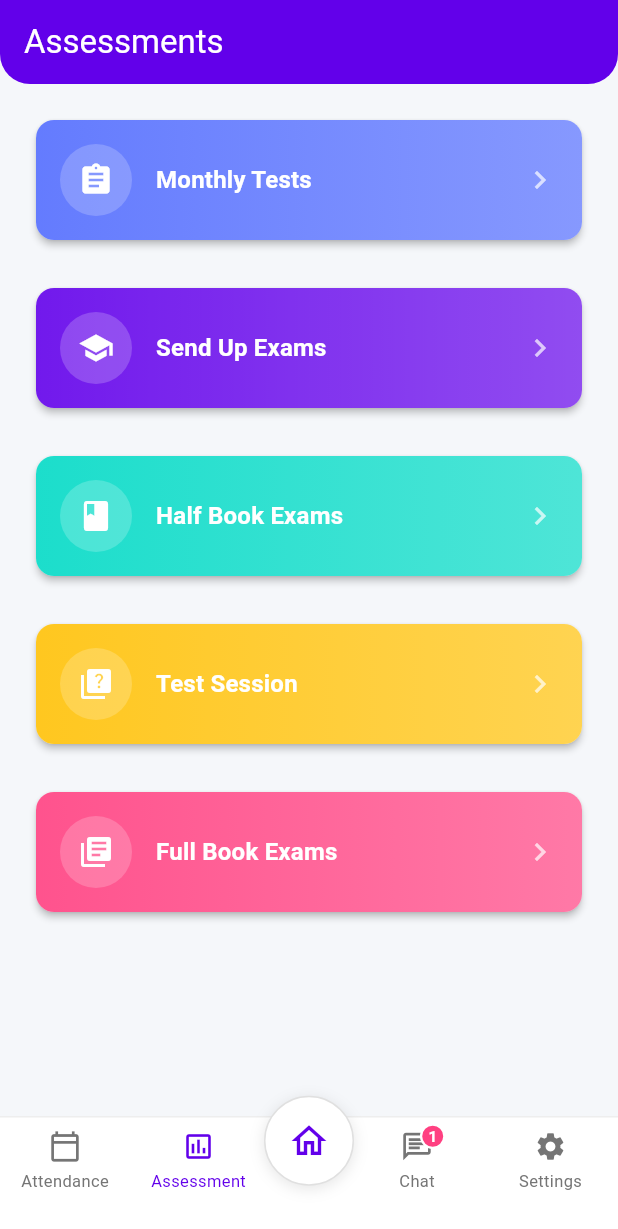
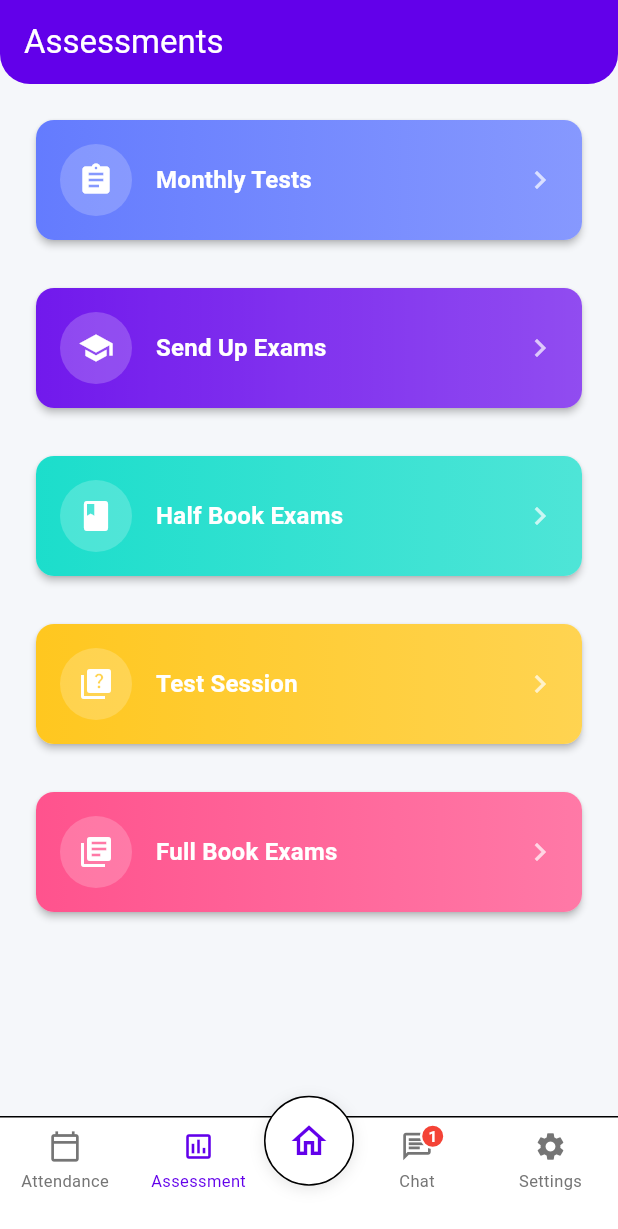
Before and after one commit to shariq-shoaib/Student-Dashbord, a Flutter app: the screen it shows after launch, item 2 of the bottom bar chosen, on a phone screen of 412 x 824 dp. Shown: the top 1229 px of the screen. Run offline on Flutter 3.47's test engine with Material 3 defaults, Android fonts, the phone set to English and light mode, and no system bars; network calls fail.

Commit message:
after doing alot of changes in different files light and dark mode done

```diff
--- a/lib/main.dart
+++ b/lib/main.dart
@@ -1,20 +1,25 @@
 import 'package:flutter/material.dart';
+import 'package:provider/provider.dart';
 import 'screens/home_screen.dart';
-import 'utils/theme.dart';
+import 'providers/theme_provider.dart';
 
 void main() {
-  runApp(const LGCApp());
+  runApp(
+    ChangeNotifierProvider(
+      create: (context) => ThemeProvider(),
+      child: const MyApp(),
+    ),
+  );
 }
 
-class LGCApp extends StatelessWidget {
-  const LGCApp({super.key});
+class MyApp extends StatelessWidget {
+  const MyApp({super.key});
 
   @override
   Widget build(BuildContext context) {
     return MaterialApp(
-      title: 'Township Girls Campus',
-      debugShowCheckedModeBanner: false,
-      theme: colorfulTheme,
+      title: 'LGC App',
+      theme: Provider.of<ThemeProvider>(context).currentTheme,
       home: const HomeScreen(),
     );
   }
--- /dev/null
+++ b/lib/providers/theme_provider.dart
@@ -0,0 +1,17 @@
+// lib/providers/theme_provider.dart
+import 'package:flutter/material.dart';
+import '../utils/theme.dart';
+
+class ThemeProvider with ChangeNotifier {
+  bool _isDarkMode = false;
+
+  bool get isDarkMode => _isDarkMode;
+
+  ThemeData get currentTheme =>
+      _isDarkMode ? AppTheme.darkTheme : AppTheme.lightTheme;
+
+  void toggleTheme() {
+    _isDarkMode = !_isDarkMode;
+    notifyListeners();
+  }
+}
--- a/lib/screens/chat_rooms_screen.dart
+++ b/lib/screens/chat_rooms_screen.dart
@@ -89,6 +89,7 @@ class _ChatRoomsScreenState extends State<ChatRoomsScreen> {
   Widget _buildGeneralChatCard(BuildContext context) {
     final generalRoom = chatRooms.firstWhere((room) => room['isGeneral']);
     return AppDesignSystem.card(
+      context: context,
       onTap: () => _navigateToChatScreen(context, generalRoom),
       child: Row(
         children: [
@@ -149,6 +150,7 @@ class _ChatRoomsScreenState extends State<ChatRoomsScreen> {
     return Padding(
       padding: const EdgeInsets.symmetric(vertical: 8),
       child: AppDesignSystem.card(
+        context: context,
         onTap: () => _navigateToChatScreen(context, room),
         child: Row(
           children: [
--- a/lib/screens/syllabus_screen.dart
+++ b/lib/screens/syllabus_screen.dart
@@ -96,6 +96,7 @@ class SyllabusScreen extends StatelessWidget {
 
   Widget _buildSubjectCard(BuildContext context, Subject subject) {
     return AppDesignSystem.card(
+      context: context,
       onTap: () => _openPdfViewer(context, subject),
       child: Column(
         mainAxisAlignment: MainAxisAlignment.center,
--- a/lib/utils/app_design_system.dart
+++ b/lib/utils/app_design_system.dart
@@ -1,8 +1,8 @@
-// lib/utils/app_design_system.dart
 import 'package:flutter/material.dart';
-import 'theme.dart';
+import 'package:provider/provider.dart';
 import 'badge_helper.dart';
 import '../services/notification_service.dart';
+import '../providers/theme_provider.dart';
 
 class AppDesignSystem {
   // App-wide padding constants
@@ -35,8 +35,8 @@ class AppDesignSystem {
   }) {
     return AppBar(
       title: Text(title),
-      backgroundColor: AppColors.primary,
-      foregroundColor: Colors.white,
+      backgroundColor: Theme.of(context).colorScheme.primary,
+      foregroundColor: Theme.of(context).colorScheme.onPrimary,
       elevation: 0,
       shape: const RoundedRectangleBorder(
         borderRadius: BorderRadius.vertical(bottom: Radius.circular(20)),
@@ -46,10 +46,15 @@ class AppDesignSystem {
   }
 
   // Card Style
-  static Card card({required Widget child, VoidCallback? onTap}) {
+  static Card card({
+    required BuildContext context,
+    required Widget child,
+    VoidCallback? onTap,
+  }) {
     return Card(
       elevation: 2,
       shape: RoundedRectangleBorder(borderRadius: defaultBorderRadius),
+      color: Theme.of(context).cardTheme.color,
       child: InkWell(
         borderRadius: defaultBorderRadius,
         onTap: onTap,
@@ -59,12 +64,15 @@ class AppDesignSystem {
   }
 
   // Gradient Background
-  static BoxDecoration gradientBackground() {
+  static BoxDecoration gradientBackground(BuildContext context) {
     return BoxDecoration(
       gradient: LinearGradient(
         begin: Alignment.topCenter,
         end: Alignment.bottomCenter,
-        colors: [AppColors.primary.withOpacity(0.1), AppColors.background],
+        colors: [
+          Theme.of(context).colorScheme.primary.withOpacity(0.1),
+          Theme.of(context).colorScheme.background,
+        ],
       ),
     );
   }
@@ -83,17 +91,16 @@ class AppDesignSystem {
         children: [
           Text(
             title,
-            style: Theme.of(context).textTheme.headlineSmall?.copyWith(
-              color: AppColors.primaryDark,
-              fontWeight: FontWeight.bold,
-            ),
+            style: Theme.of(
+              context,
+            ).textTheme.headlineSmall?.copyWith(fontWeight: FontWeight.bold),
           ),
           if (actionText != null)
             TextButton(
               onPressed: onAction,
               child: Text(
                 actionText,
-                style: TextStyle(color: AppColors.primary),
+                style: TextStyle(color: Theme.of(context).colorScheme.primary),
               ),
             ),
         ],
@@ -103,6 +110,7 @@ class AppDesignSystem {
 
   // Stat Card
   static Widget statCard({
+    required BuildContext context,
     required IconData icon,
     required String value,
     required String label,
@@ -114,7 +122,10 @@ class AppDesignSystem {
       child: Container(
         decoration: BoxDecoration(
           gradient: LinearGradient(
-            colors: [color.withOpacity(0.1), Colors.white],
+            colors: [
+              color.withOpacity(0.1),
+              Theme.of(context).colorScheme.surface,
+            ],
             begin: Alignment.topLeft,
             end: Alignment.bottomRight,
           ),
@@ -140,7 +151,12 @@ class AppDesignSystem {
                 color: color,
               ),
             ),
-            Text(label, style: TextStyle(color: AppColors.textSecondary)),
+            Text(
+              label,
+              style: TextStyle(
+                color: Theme.of(context).textTheme.bodyMedium?.color,
+              ),
+            ),
           ],
         ),
       ),
@@ -149,6 +165,7 @@ class AppDesignSystem {
 
   // Message Input Field
   static Widget messageInput({
+    required BuildContext context,
     required TextEditingController controller,
     required FocusNode focusNode,
     required VoidCallback onSend,
@@ -157,7 +174,7 @@ class AppDesignSystem {
     return Container(
       margin: const EdgeInsets.all(8),
       decoration: BoxDecoration(
-        color: Colors.white,
+        color: Theme.of(context).colorScheme.surface,
         borderRadius: BorderRadius.circular(24),
         boxShadow: [
           BoxShadow(
@@ -171,7 +188,7 @@ class AppDesignSystem {
       child: Row(
         children: [
           IconButton(
-            icon: Icon(Icons.add, color: AppColors.primary),
+            icon: Icon(Icons.add, color: Theme.of(context).colorScheme.primary),
             onPressed: onAttach,
           ),
           Expanded(
@@ -182,16 +199,23 @@ class AppDesignSystem {
                 hintText: 'Type a message...',
                 border: InputBorder.none,
                 contentPadding: const EdgeInsets.symmetric(horizontal: 16),
+                hintStyle: TextStyle(color: Theme.of(context).hintColor),
+              ),
+              style: TextStyle(
+                color: Theme.of(context).textTheme.bodyLarge?.color,
               ),
             ),
           ),
           Container(
             decoration: BoxDecoration(
-              color: AppColors.primary,
+              color: Theme.of(context).colorScheme.primary,
               shape: BoxShape.circle,
             ),
             child: IconButton(
-              icon: const Icon(Icons.send, color: Colors.white),
+              icon: Icon(
+                Icons.send,
+                color: Theme.of(context).colorScheme.onPrimary,
+              ),
               onPressed: onSend,
             ),
           ),
@@ -206,7 +230,6 @@ class AppDesignSystem {
     required BuildContext context,
     Map<String, int>? notificationCounts,
   }) {
-    // Initialize notification counts if not provided
     final counts =
         notificationCounts ??
         {'attendance': 0, 'assessment': 0, 'chat': 0, 'settings': 0};
@@ -214,8 +237,10 @@ class AppDesignSystem {
     return Container(
       height: 80,
       decoration: BoxDecoration(
-        color: Colors.white,
-        border: Border(top: BorderSide(color: Colors.grey.shade200, width: 1)),
+        color: Theme.of(context).colorScheme.surface,
+        border: Border(
+          top: BorderSide(color: Theme.of(context).dividerColor, width: 1),
+        ),
       ),
       child: Stack(
         children: [
@@ -230,6 +255,7 @@ class AppDesignSystem {
                     mainAxisAlignment: MainAxisAlignment.spaceAround,
                     children: [
                       _buildNavItem(
+                        context: context,
                         icon: Icons.calendar_today_outlined,
                         label: 'Attendance',
                         isSelected: currentIndex == 0,
@@ -242,6 +268,7 @@ class AppDesignSystem {
                         badgeCount: counts['attendance'] ?? 0,
                       ),
                       _buildNavItem(
+                        context: context,
                         icon: Icons.assessment_outlined,
                         label: 'Assessment',
                         isSelected: currentIndex == 1,
@@ -266,6 +293,7 @@ class AppDesignSystem {
                     mainAxisAlignment: MainAxisAlignment.spaceAround,
                     children: [
                       _buildNavItem(
+                        context: context,
                         icon: Icons.chat_outlined,
                         label: 'Chat',
                         isSelected: currentIndex == 3,
@@ -276,6 +304,7 @@ class AppDesignSystem {
                         badgeCount: counts['chat'] ?? 0,
                       ),
                       _buildNavItem(
+                        context: context,
                         icon: Icons.settings,
                         label: 'Settings',
                         isSelected: currentIndex == 4,
@@ -302,7 +331,10 @@ class AppDesignSystem {
                   width: 60,
                   height: 60,
                   decoration: BoxDecoration(
-                    color: currentIndex == 2 ? AppColors.primary : Colors.white,
+                    color:
+                        currentIndex == 2
+                            ? Theme.of(context).colorScheme.primary
+                            : Theme.of(context).colorScheme.surface,
                     shape: BoxShape.circle,
                     boxShadow: [
                       BoxShadow(
@@ -314,14 +346,17 @@ class AppDesignSystem {
                     border: Border.all(
                       color:
                           currentIndex == 2
-                              ? AppColors.primary
-                              : Colors.grey.shade300,
+                              ? Theme.of(context).colorScheme.primary
+                              : Theme.of(context).dividerColor,
                       width: 1,
                     ),
                   ),
                   child: Icon(
                     currentIndex == 2 ? Icons.home : Icons.home_outlined,
-                    color: currentIndex == 2 ? Colors.white : AppColors.primary,
+                    color:
+                        currentIndex == 2
+                            ? Theme.of(context).colorScheme.onPrimary
+                            : Theme.of(context).colorScheme.primary,
                     size: 28,
                   ),
                 ),
@@ -334,6 +369,7 @@ class AppDesignSystem {
   }
 
   static Widget _buildNavItem({
+    required BuildContext context,
     required IconData icon,
     required String label,
     required bool isSelected,
@@ -343,15 +379,17 @@ class AppDesignSystem {
     Widget iconWidget = Icon(
       icon,
       size: 22,
-      color: isSelected ? AppColors.primary : Colors.grey.shade600,
+      color:
+          isSelected
+              ? Theme.of(context).colorScheme.primary
+              : Theme.of(context).textTheme.bodyMedium?.color,
     );
 
-    // Add badge if count > 0
     if (badgeCount > 0) {
       iconWidget = BadgeHelper.buildBadge(
         child: iconWidget,
         count: badgeCount,
-        color: AppColors.accentPink,
+        color: Theme.of(context).colorScheme.error,
       );
     }
 
@@ -373,7 +411,10 @@ class AppDesignSystem {
                 label,
                 style: TextStyle(
                   fontSize: 11,
-                  color: isSelected ? AppColors.primary : Colors.grey.shade600,
+                  color:
+                      isSelected
+                          ? Theme.of(context).colorScheme.primary
+                          : Theme.of(context).textTheme.bodyMedium?.color,
                 ),
               ),
             ],
--- a/lib/widgets/assessment_card.dart
+++ b/lib/widgets/assessment_card.dart
@@ -18,6 +18,7 @@ class AssessmentCard extends StatelessWidget {
   @override
   Widget build(BuildContext context) {
     return AppDesignSystem.card(
+      context: context,
       onTap: () => _navigateToAssessmentDetails(context, title),
       child: Column(
         crossAxisAlignment: CrossAxisAlignment.start,
--- a/lib/widgets/base_screen.dart
+++ b/lib/widgets/base_screen.dart
@@ -26,7 +26,7 @@ class BaseScreen extends StatelessWidget {
       appBar: AppDesignSystem.appBar(context, title, actions: actions),
       extendBodyBehindAppBar: extendBodyBehindAppBar,
       body: Container(
-        decoration: AppDesignSystem.gradientBackground(),
+        decoration: AppDesignSystem.gradientBackground(context),
         child: SafeArea(child: body),
       ),
       floatingActionButton: floatingActionButton,
--- a/pubspec.yaml
+++ b/pubspec.yaml
@@ -32,6 +32,7 @@ dependencies:
     sdk: flutter
   cupertino_icons: ^1.0.8
   path_provider: ^2.1.1
+  provider: ^6.0.5
 
 dev_dependencies:
   flutter_test:
```
Also changed, not shown: lib/screens/settings_screen.dart (+38 -34 lines), lib/utils/theme.dart (+104 -32 lines), pubspec.lock, 1 other file.
